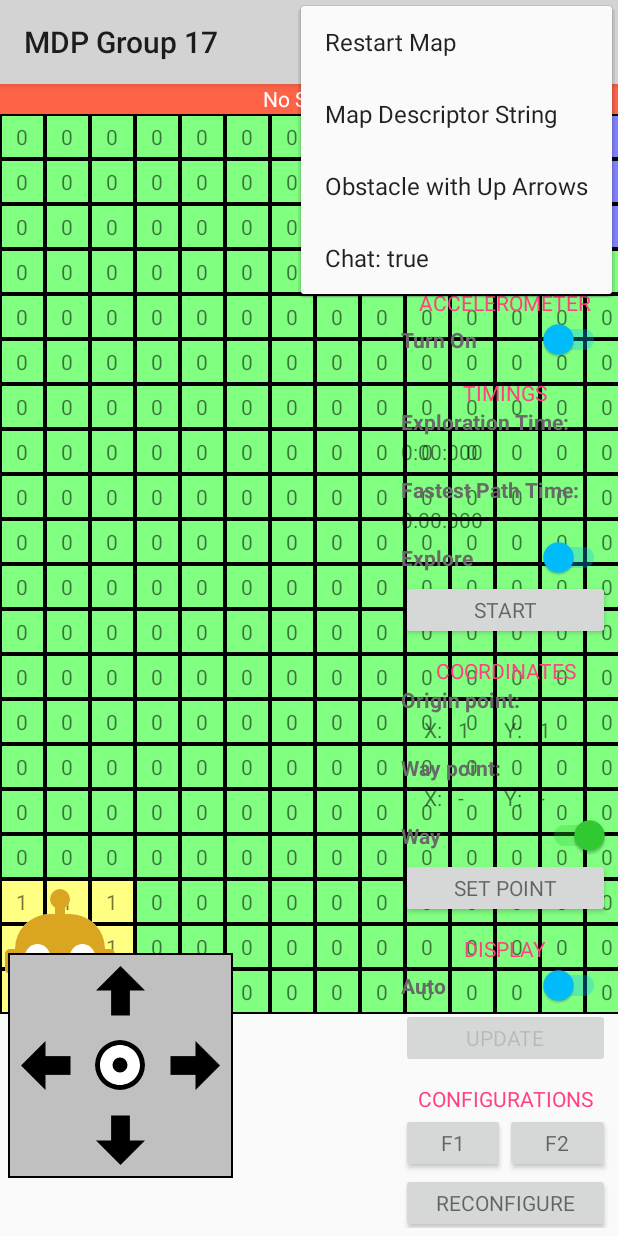
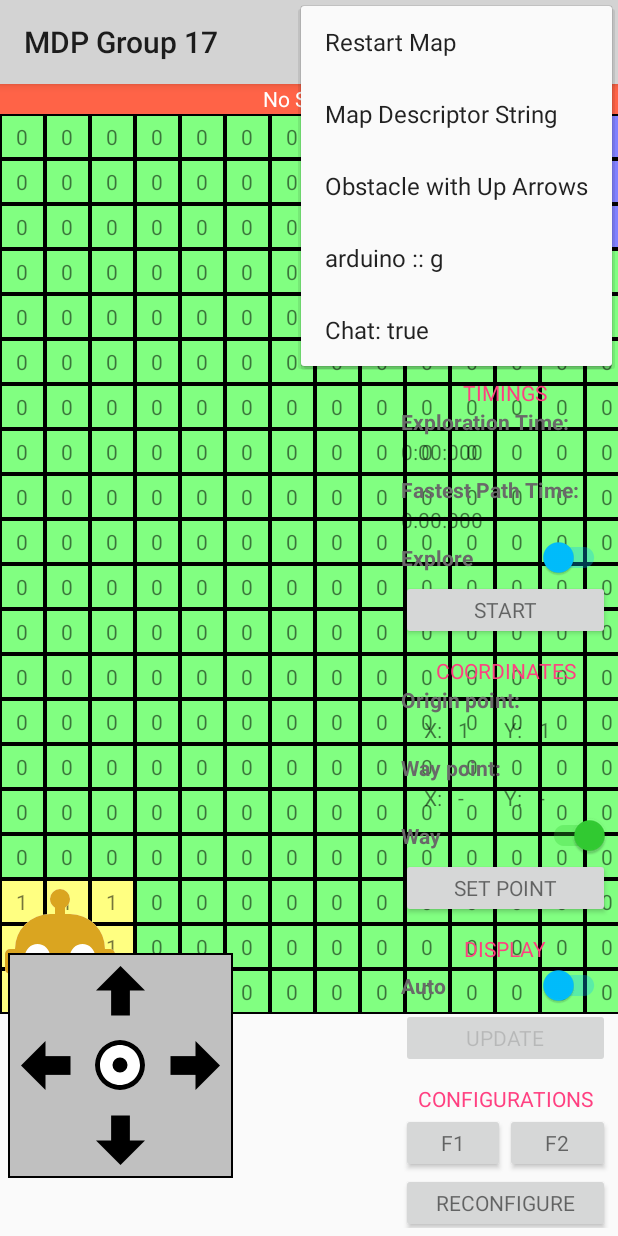
Before and after one commit to AUDR0012/Android_3004, an Android app: the screen it shows after launch (MainActivity), with the options menu open, on a phone screen of 412 x 824 dp. Run offline under Robolectric (Android 15) with nearby library versions, the phone set to English and light mode, and no system bars.

Commit message:
ar_g, fastest no clear map

```diff
--- a/app/src/main/res/menu/menu.xml
+++ b/app/src/main/res/menu/menu.xml
@@ -14,6 +14,11 @@
 	<item
 		android:id="@+id/menu_arrow"
 		android:title="@string/arrow_header"
+		app:showAsAction="collapseActionView" />
+
+	<item
+		android:id="@+id/menu_sensor"
+		android:title="arduino :: g"
 		app:showAsAction="collapseActionView" />
 
 	<item
```
Also changed, not shown: app/src/main/java/android/mdp/android_3004/MainActivity.java (+16 -10 lines).
